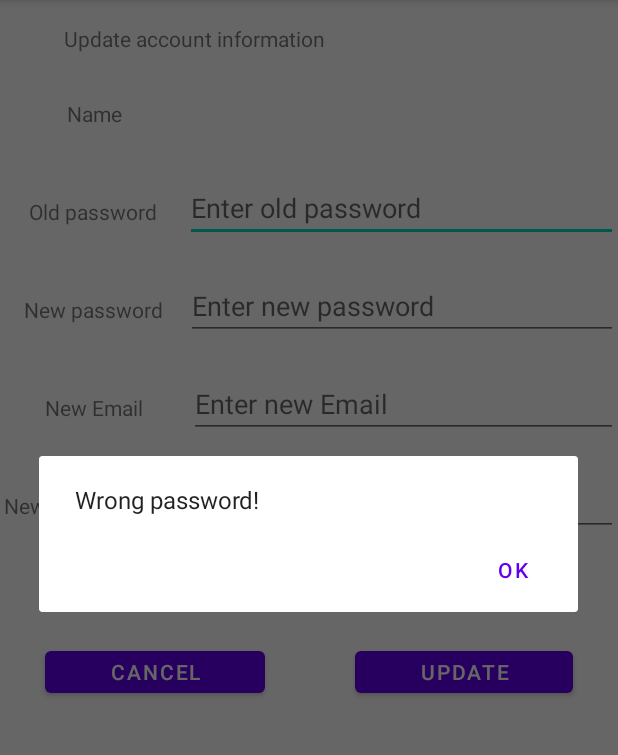
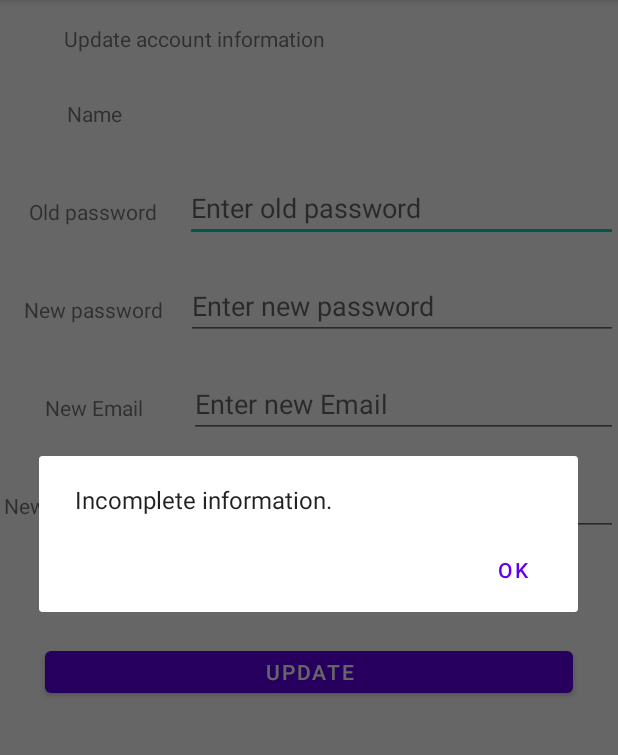
Before and after one commit to saadshahbaz/neueda-project, an Android app: the account_update screen opened directly, with no data from a screen before it, after a tap on "UPDATE", on a phone screen of 412 x 824 dp, the part 84-839 px from its top. Run offline under Robolectric (Android 15) with nearby library versions, the phone set to English and light mode, and no system bars; libraries missing offline, so code that uses them is left out: com.loopj.android, cz.msebera.android.

Commit message:
fixed bugs

```diff
--- a/ARMS-Android/app/src/main/java/ca/mcgill/ecse321/arms/account_update.java
+++ b/ARMS-Android/app/src/main/java/ca/mcgill/ecse321/arms/account_update.java
@@ -41,21 +41,7 @@ public class account_update extends AppCompatActivity {
         tv2.setText(name);
 
         refreshErrorMessage();
-        Button btn = (Button)findViewById(R.id.buttonGoAccount);
         Button btn1 = (Button)findViewById(R.id.buttonUpdate);
-
-        btn.setOnClickListener(new View.OnClickListener() {
-            @Override
-            public void onClick(View v) {
-
-                Fragment fragment = new AccountFragment();
-                FragmentManager fragmentManager = getSupportFragmentManager();
-                FragmentTransaction fragmentTransaction = fragmentManager.beginTransaction();
-                fragmentTransaction.replace(R.id.fragment_container, fragment).addToBackStack(null);
-                fragmentTransaction.commit();
-
-            }
-        });
 
         btn1.setOnClickListener(new View.OnClickListener() {
             @Override
@@ -123,17 +109,7 @@ public class account_update extends AppCompatActivity {
         String newP = tvNewP.getText().toString();
         String newEmail = tvEmail.getText().toString();
         String newPhone = tvPhone.getText().toString();
-        if(!oldP.equals(oldPassword)){
-            AlertDialog alertDialog = new AlertDialog.Builder(this)
-                    .setMessage("Wrong password!")
-                    .setIcon(android.R.drawable.ic_dialog_alert)
-                    .setPositiveButton("OK", new DialogInterface.OnClickListener() {
-                        public void onClick(DialogInterface dialog, int id) {
-                            dialog.cancel();
-                        }
-                    })
-                    .show();
-        }else if(newP.equals("")||newEmail.equals("")||newPhone.equals("")){
+        if(newP.equals("")||newEmail.equals("")||newPhone.equals("")){
             AlertDialog alertDialog = new AlertDialog.Builder(this)
                     .setMessage("Incomplete information.")
                     .setIcon(android.R.drawable.ic_dialog_alert)
@@ -143,7 +119,6 @@ public class account_update extends AppCompatActivity {
                         }
                     })
                     .show();
-
         }else {
 
             RequestParams rp = new RequestParams();
--- a/ARMS-Android/app/src/main/res/layout/update_account.xml
+++ b/ARMS-Android/app/src/main/res/layout/update_account.xml
@@ -194,15 +194,6 @@
             android:layout_height="40dp"
             android:orientation="horizontal">
 
-            <Button
-                android:id="@+id/buttonGoAccount"
-                android:layout_width="wrap_content"
-                android:layout_height="wrap_content"
-                android:layout_weight="1"
-                android:insetLeft="30dp"
-                android:insetRight="30dp"
-                android:text="Cancel" />
-
 
             <Button
                 android:id="@+id/buttonUpdate"
```
